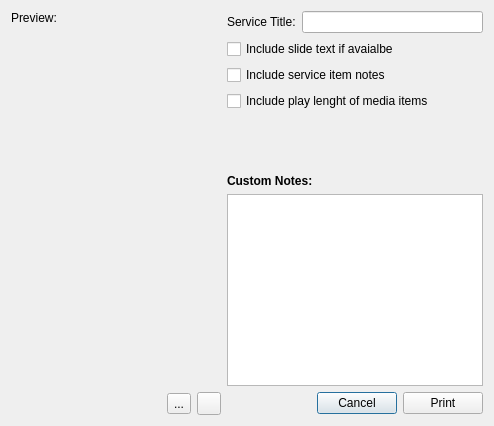
Old version of the form resources/forms/printserviceorderdialog.ui in the repository zonArt/openlp.
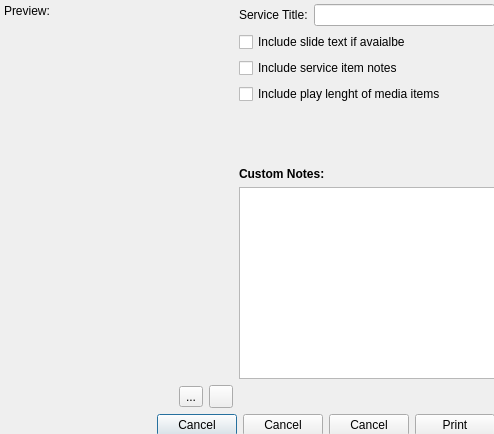
New version of the form. Icons and pictures are not drawn.

The edit to the form file:
```diff
--- a/resources/forms/printserviceorderdialog.ui
+++ b/resources/forms/printserviceorderdialog.ui
@@ -7,13 +7,22 @@
     <x>0</x>
     <y>0</y>
     <width>494</width>
-    <height>426</height>
+    <height>434</height>
    </rect>
   </property>
   <property name="windowTitle">
    <string>Dialog</string>
   </property>
-  <layout class="QHBoxLayout" name="horizontalLayout_3">
+  <widget class="QWidget" name="">
+   <property name="geometry">
+    <rect>
+     <x>4</x>
+     <y>4</y>
+     <width>491</width>
+     <height>432</height>
+    </rect>
+   </property>
+   <layout class="QVBoxLayout" name="verticalLayout">
    <item>
     <layout class="QGridLayout" name="dialogLayout">
      <item row="0" column="3">
@@ -91,37 +100,6 @@
        </item>
       </layout>
      </item>
-     <item row="1" column="3">
-      <layout class="QHBoxLayout" name="buttonLayout">
-       <item>
-        <spacer name="spacer_3">
-         <property name="orientation">
-          <enum>Qt::Horizontal</enum>
-         </property>
-         <property name="sizeHint" stdset="0">
-          <size>
-           <width>40</width>
-           <height>20</height>
-          </size>
-         </property>
-        </spacer>
-       </item>
-       <item>
-        <widget class="QPushButton" name="cancelButton">
-         <property name="text">
-          <string>Cancel</string>
-         </property>
-        </widget>
-       </item>
-       <item>
-        <widget class="QPushButton" name="printButton">
-         <property name="text">
-          <string>Print</string>
-         </property>
-        </widget>
-       </item>
-      </layout>
-     </item>
      <item row="1" column="0">
       <layout class="QHBoxLayout" name="zoomButtonLayout">
        <item>
@@ -196,8 +174,53 @@
      </item>
     </layout>
    </item>
-  </layout>
-  <zorder></zorder>
+    <item>
+     <layout class="QHBoxLayout" name="buttonLayout">
+      <item>
+       <spacer name="spacer_3">
+        <property name="orientation">
+         <enum>Qt::Horizontal</enum>
+        </property>
+        <property name="sizeHint" stdset="0">
+         <size>
+          <width>40</width>
+          <height>20</height>
+         </size>
+        </property>
+       </spacer>
+      </item>
+      <item>
+       <widget class="QPushButton" name="cancelButton_3">
+        <property name="text">
+         <string>Cancel</string>
+        </property>
+       </widget>
+      </item>
+      <item>
+       <widget class="QPushButton" name="cancelButton_2">
+        <property name="text">
+         <string>Cancel</string>
+        </property>
+       </widget>
+      </item>
+      <item>
+       <widget class="QPushButton" name="cancelButton">
+        <property name="text">
+         <string>Cancel</string>
+        </property>
+       </widget>
+      </item>
+      <item>
+       <widget class="QPushButton" name="printButton">
+        <property name="text">
+         <string>Print</string>
+        </property>
+       </widget>
+      </item>
+     </layout>
+    </item>
+   </layout>
+  </widget>
  </widget>
  <resources>
   <include location="../images/openlp-2.qrc"/>
```
Left out of the diff: 1 changed line with no effect on the pictures. Lines whose indentation alone changed are shown as unchanged.
